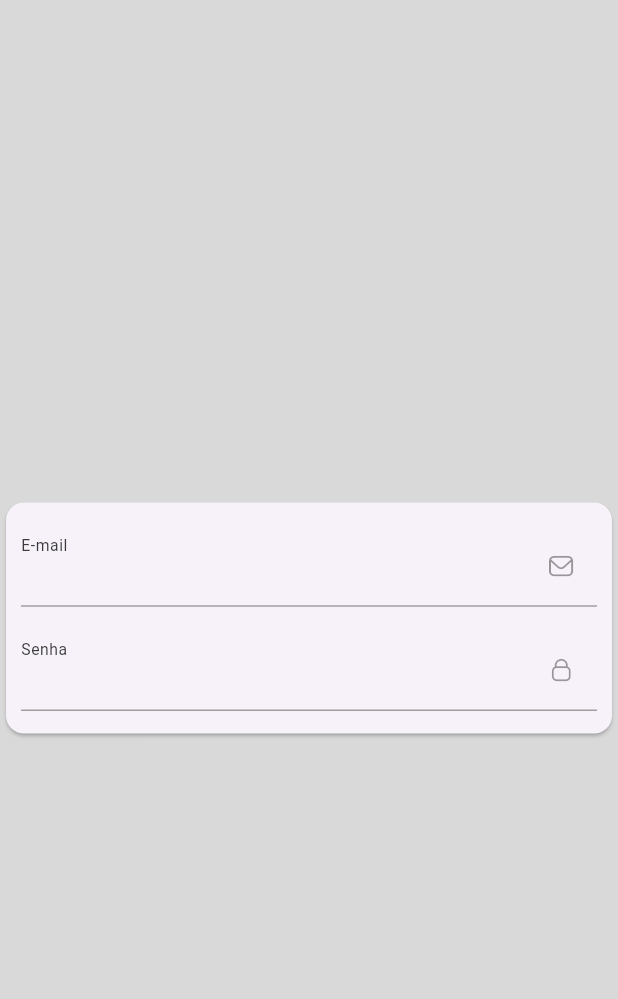
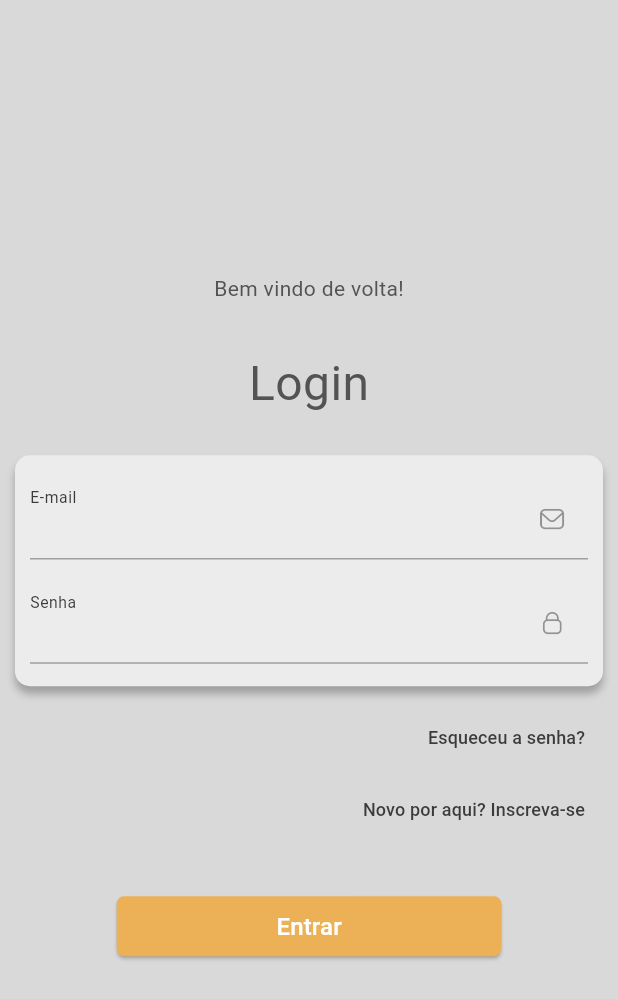
Before and after one commit to bystartupgit/ivi-marcenaria-app, a Flutter app: the screen it shows after launch, on a phone screen of 412 x 824 dp. Shown: the top 999 px of the screen. Run offline on Flutter 3.47's test engine with Material 3 defaults, Android fonts, the phone set to English and light mode, and no system bars; our stand-ins replace flutter_modular; Roboto replaces fonts that are missing (Gotham Regular).

Commit message:
Login Page without logo

```diff
--- a/lib/core/themes/color_theme.dart
+++ b/lib/core/themes/color_theme.dart
@@ -12,5 +12,6 @@ class ColorTheme {
 
 
   static Color gray = const Color(0xFFA09F9F);
+  static Color orange = const Color(0xFFECB157);
 
 }
--- /dev/null
+++ b/lib/modules/login/presentation/components/login_button_widget.dart
@@ -0,0 +1,23 @@
+
+
+import 'package:flutter/material.dart';
+import 'package:marcenaria/core/themes/color_theme.dart';
+import 'package:marcenaria/core/themes/family_theme.dart';
+
+class LoginButtonWidget extends StatelessWidget {
+
+  final String title = "Entrar";
+  final Function() onPress;
+
+  const LoginButtonWidget({super.key, required this.onPress });
+
+  @override
+  Widget build(BuildContext context) {
+    return ElevatedButton(onPressed: () {},
+        style: ElevatedButton.styleFrom(
+            shape: RoundedRectangleBorder(borderRadius: BorderRadius.circular(5.0)),
+            backgroundColor: ColorTheme.orange),
+        child: Padding(padding: EdgeInsets.symmetric(horizontal: MediaQuery.of(context).size.width * 0.2),
+            child: Text(title,style: TextStyle(fontSize: 16,color: Colors.white,fontFamily: FamilyTheme.regular))));
+  }
+}
--- a/lib/modules/login/presentation/components/login_card_widget.dart
+++ b/lib/modules/login/presentation/components/login_card_widget.dart
@@ -1,24 +1,43 @@
 import 'package:flutter/material.dart';
+import 'package:marcenaria/core/themes/color_theme.dart';
 import 'package:marcenaria/modules/login/presentation/components/login_icons.dart';
 import 'package:marcenaria/modules/login/presentation/components/email_textfield_widget.dart';
+import 'package:marcenaria/modules/login/presentation/components/login_navigation_text_widget.dart';
 import 'package:marcenaria/modules/login/presentation/components/password_textfield_widget.dart';
 
 class LoginCardWidget extends StatelessWidget {
+
+  final String resetText = "Esqueceu a senha?";
+  final String registerText = "Novo por aqui? Inscreva-se";
+
   const LoginCardWidget({super.key});
 
   @override
   Widget build(BuildContext context) {
-    return Card(
-        child: Padding(
+    return Column(
+      mainAxisSize: MainAxisSize.min,
+      crossAxisAlignment: CrossAxisAlignment.stretch,
+      children: [
+        Container(
             padding: const EdgeInsets.symmetric(vertical: 15,horizontal: 10),
+              decoration: BoxDecoration(
+                  boxShadow: [BoxShadow(color: ColorTheme.gray, blurRadius: 4.0, offset: const Offset(0.0, 5.0))],
+                  color: const Color(0xFFECECEC),
+                  borderRadius: BorderRadius.circular(10.0)),
               child: Column(
                   children: [
                     EmailTextFieldWidget(title: "E-mail", icon: LoginIcons.email, onChanged: (String value) {}),
                     const SizedBox(height: 15.0),
                     PasswordTextFieldWidget(title: "Senha",icon: LoginIcons.password, onChanged: (String value) {})
-
-              ]),
-        )
+                  ])),
+        const SizedBox(height: 10.0),
+        Align(
+            alignment: AlignmentDirectional.centerEnd,
+            child: LoginNavigationTextWidget(title: resetText, onPressed: () {})),
+        Align(
+            alignment: AlignmentDirectional.centerEnd,
+            child: LoginNavigationTextWidget(title: registerText, onPressed: () {}))
+      ],
     );
   }
 }
--- /dev/null
+++ b/lib/modules/login/presentation/components/login_greetings_widget.dart
@@ -0,0 +1,16 @@
+
+import 'package:flutter/material.dart';
+import 'package:marcenaria/core/themes/family_theme.dart';
+
+class LoginGreetingsWidget extends StatelessWidget {
+
+  final String greetings = "Bem vindo de volta!";
+
+  const LoginGreetingsWidget({super.key});
+
+  @override
+  Widget build(BuildContext context) {
+   return Text(greetings,
+        style: TextStyle(fontFamily: FamilyTheme.regular, fontSize: 14,color: const Color(0xFF545253)));
+  }
+}
--- /dev/null
+++ b/lib/modules/login/presentation/components/login_navigation_text_widget.dart
@@ -0,0 +1,18 @@
+import 'package:flutter/material.dart';
+import 'package:marcenaria/core/themes/family_theme.dart';
+
+class LoginNavigationTextWidget extends StatelessWidget {
+
+  final String title;
+  final Function() onPressed;
+
+  const LoginNavigationTextWidget({super.key, required this.title, required this.onPressed });
+
+  @override
+  Widget build(BuildContext context) {
+    return TextButton(onPressed: onPressed, child: Text(title,style: TextStyle(
+        color: const Color(0xFF3B3B3B),
+        fontSize: 12,
+        fontFamily: FamilyTheme.regular)));
+  }
+}
--- /dev/null
+++ b/lib/modules/login/presentation/components/login_title_widget.dart
@@ -0,0 +1,15 @@
+import 'package:flutter/material.dart';
+import 'package:marcenaria/core/themes/family_theme.dart';
+
+class LoginTitleWidget extends StatelessWidget {
+
+  final String title;
+
+  const LoginTitleWidget({super.key, required this.title});
+
+  @override
+  Widget build(BuildContext context) {
+    return Text(title,
+        style: TextStyle(fontFamily: FamilyTheme.regular, fontSize: 32,color: const Color(0xFF545253)));
+  }
+}
--- a/lib/modules/login/presentation/components/password_textfield_widget.dart
+++ b/lib/modules/login/presentation/components/password_textfield_widget.dart
@@ -21,6 +21,7 @@ class PasswordTextFieldWidget extends StatelessWidget {
       style: TextStyle(color: ColorTheme.gray,fontSize: 16,fontFamily: FamilyTheme.regular),
       onChanged: onChanged,
       obscureText: true,
+      obscuringCharacter: "*",
       keyboardType: keyboard,
       decoration: InputDecoration(labelText: title,
           suffixIcon: Icon(icon,size: 15,color: const Color.fromRGBO(59, 59, 59, 0.5)),
--- a/lib/modules/login/presentation/login_page.dart
+++ b/lib/modules/login/presentation/login_page.dart
@@ -1,6 +1,9 @@
 import 'package:flutter/material.dart';
 import 'package:marcenaria/core/themes/color_theme.dart';
+import 'package:marcenaria/modules/login/presentation/components/login_button_widget.dart';
 import 'package:marcenaria/modules/login/presentation/components/login_card_widget.dart';
+import 'package:marcenaria/modules/login/presentation/components/login_greetings_widget.dart';
+import 'package:marcenaria/modules/login/presentation/components/login_title_widget.dart';
 
 class LoginPage extends StatefulWidget {
   const LoginPage({super.key});
@@ -10,17 +13,28 @@ class LoginPage extends StatefulWidget {
 }
 
 class _LoginPageState extends State<LoginPage> {
+
+  final String title = "Login";
+
   @override
   Widget build(BuildContext context) {
     return Scaffold(
         resizeToAvoidBottomInset: true,
         backgroundColor: ColorTheme.background,
-        body: Column(
-            mainAxisAlignment: MainAxisAlignment.center,
-            children: [
-              LoginCardWidget()
-            ]
-        ),
+        body: Container(
+          padding: const EdgeInsets.symmetric(horizontal: 10.0),
+          child: Column(
+              mainAxisAlignment: MainAxisAlignment.center,
+              children: [
+                const LoginGreetingsWidget(),
+                const SizedBox(height: 30.0),
+                LoginTitleWidget(title: title),
+                const SizedBox(height: 25.0),
+                LoginCardWidget(),
+                const SizedBox(height: 30.0),
+                LoginButtonWidget(onPress: () {})
+              ]
+          )),
 
     );
   }
```
Lines whose indentation alone changed are shown as unchanged.
